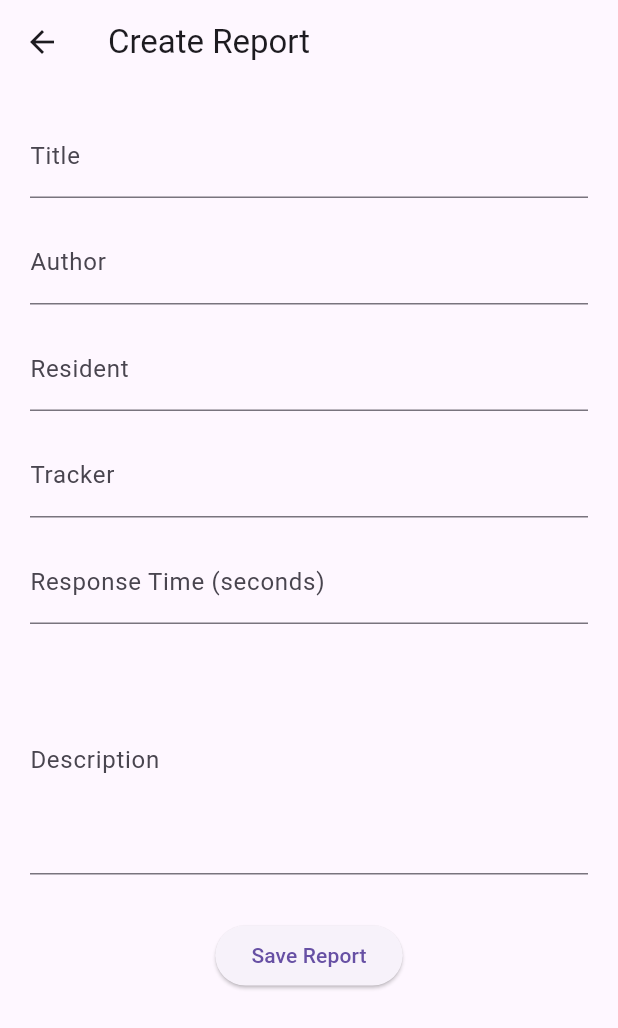
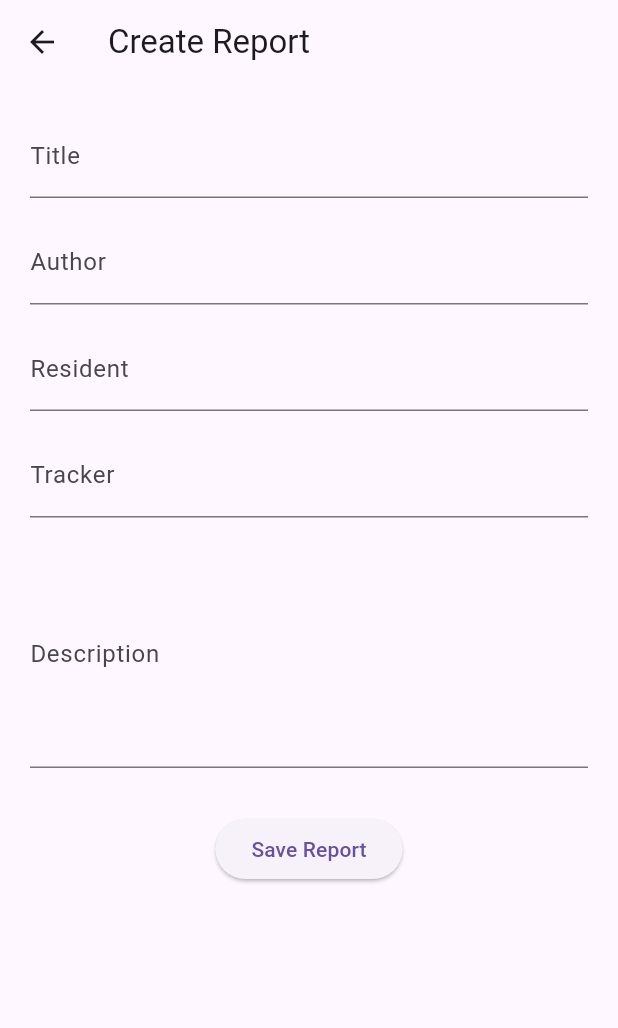
Before and after one commit to skgreve-arch/EksamensProjectElderTracker, a Flutter app: the CreateReportPage screen opened directly, on a phone screen of 412 x 824 dp. Shown: the top 1028 px of the screen. Run offline on Flutter 3.47's test engine with Material 3 defaults, Android fonts, the phone set to English and light mode, and no system bars; our stand-ins replace flutter_map, latlong2; network calls fail.

Commit message:
Removed respons time

```diff
--- a/frontend_caretracker/lib/features/reporting/create_report_page.dart
+++ b/frontend_caretracker/lib/features/reporting/create_report_page.dart
@@ -53,15 +53,6 @@ class _CreateReportPageState extends State<CreateReportPage> {
             const SizedBox(height: 15),
 
             TextField(
-              controller: responseTimeController,
-              decoration: const InputDecoration(
-                labelText: "Response Time (seconds)",
-              ),
-            ),
-
-            const SizedBox(height: 15),
-
-            TextField(
               controller: descriptionController,
               maxLines: 5,
               decoration: const InputDecoration(labelText: "Description"),
@@ -78,8 +69,6 @@ class _CreateReportPageState extends State<CreateReportPage> {
                   "author": authorController.text,
                   "residentName": residentController.text,
                   "trackerId": trackerController.text,
-                  "responseTime":
-                      int.tryParse(responseTimeController.text) ?? 0,
                   "description": descriptionController.text,
                 });
               },
--- a/frontend_caretracker/lib/features/reporting/report_detail_page.dart
+++ b/frontend_caretracker/lib/features/reporting/report_detail_page.dart
@@ -29,10 +29,6 @@ class ReportDetailPage extends StatelessWidget {
 
             const SizedBox(height: 10),
 
-            Text("Response Time: ${report.responseTime} sec"),
-
-            const SizedBox(height: 10),
-
             Text("Date: ${report.createdAt}"),
 
             const SizedBox(height: 20),
--- a/frontend_caretracker/lib/features/reporting/reporting_page.dart
+++ b/frontend_caretracker/lib/features/reporting/reporting_page.dart
@@ -21,7 +21,7 @@ class _ReportingPageState extends State<ReportingPage> {
       trackerId: "2",
       description: "Resident activated emergency button.",
       createdAt: DateTime.now(),
-      responseTime: 120,
+
     ),
     Report(
       id: "2",
@@ -31,7 +31,7 @@ class _ReportingPageState extends State<ReportingPage> {
       trackerId: "1",
       description: "Resident needed assistance.",
       createdAt: DateTime.now(),
-      responseTime: 90,
+
     ),
   ];
 
@@ -58,7 +58,7 @@ class _ReportingPageState extends State<ReportingPage> {
                   trackerId: result["trackerId"],
                   author: result["author"],
                   description: result["description"],
-                  responseTime: result["responseTime"],
+
                   createdAt: DateTime.now(),
                 ),
               );
--- a/frontend_caretracker/lib/shared/models/report.dart
+++ b/frontend_caretracker/lib/shared/models/report.dart
@@ -6,7 +6,6 @@ class Report {
   final String author;
   final String description;
   final DateTime createdAt;
-  final int responseTime;
 
   Report({
     required this.id,
@@ -16,6 +15,5 @@ class Report {
     required this.author,
     required this.description,
     required this.createdAt,
-    required this.responseTime,
   });
 }
```
